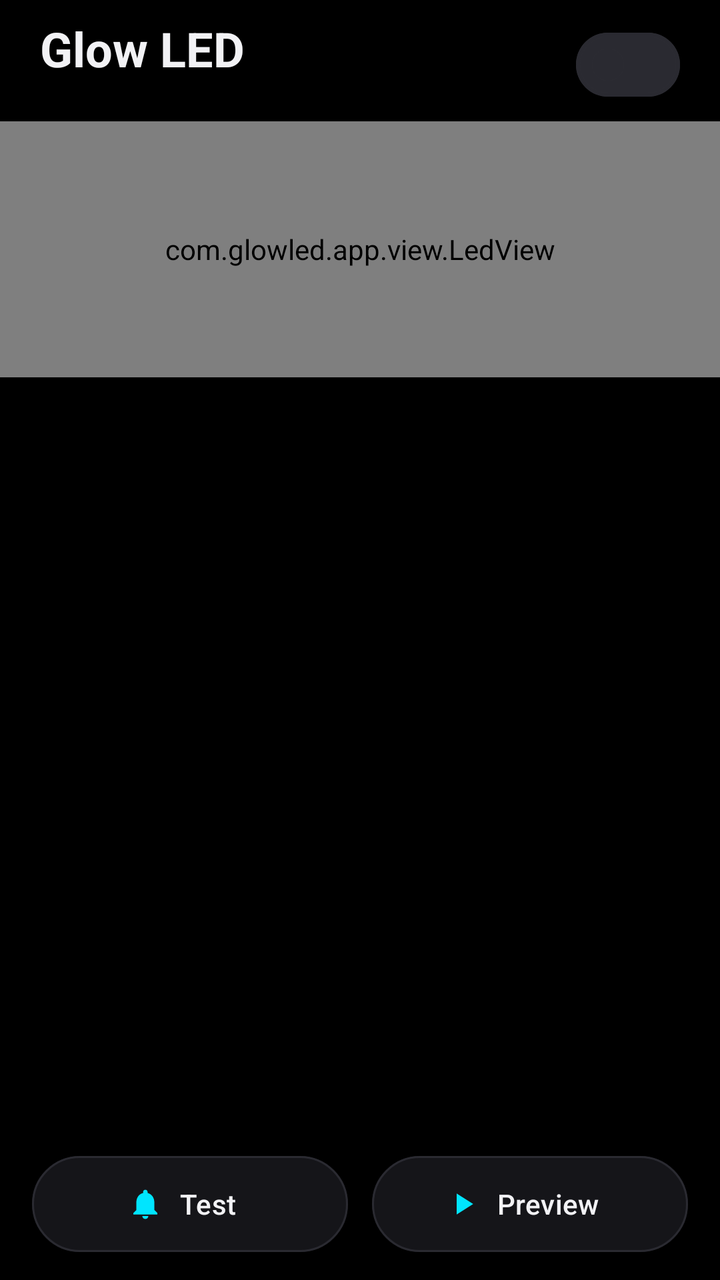
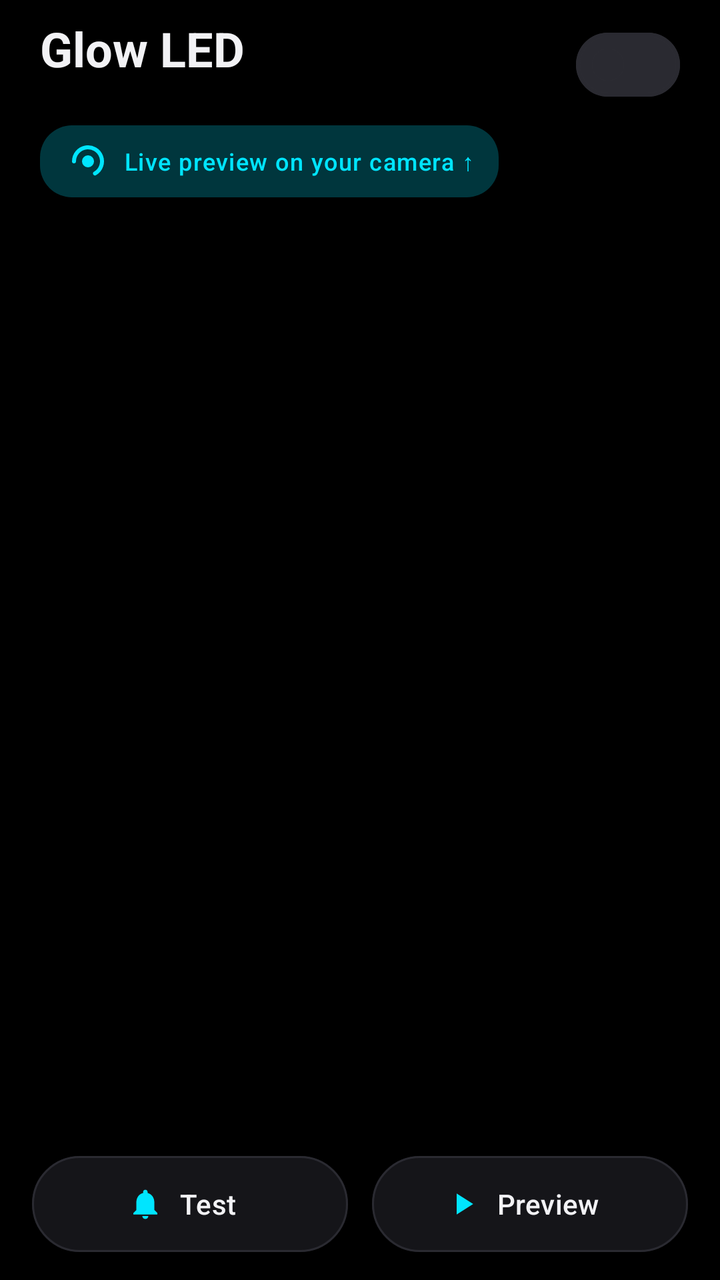

Screens rendered from an Android XML layout before and after an edit, with the pre-edit source and the edit as a unified diff.
<!-- AndroidManifest.xml: application theme Theme.GlowLED -->
<!-- res/layout/activity_main.xml -->
<?xml version="1.0" encoding="utf-8"?>
<LinearLayout xmlns:android="http://schemas.android.com/apk/res/android"
    xmlns:app="http://schemas.android.com/apk/res-auto"
    android:id="@+id/root"
    android:layout_width="match_parent"
    android:layout_height="match_parent"
    android:background="@color/black"
    android:orientation="vertical">

    
    <LinearLayout
        android:id="@+id/header"
        android:layout_width="match_parent"
        android:layout_height="wrap_content"
        android:gravity="center_vertical"
        android:orientation="horizontal"
        android:paddingHorizontal="20dp"
        android:paddingTop="8dp"
        android:paddingBottom="4dp">

        <LinearLayout
            android:layout_width="0dp"
            android:layout_height="wrap_content"
            android:layout_weight="1"
            android:orientation="vertical">

            <TextView
                android:layout_width="wrap_content"
                android:layout_height="wrap_content"
                android:text="@string/app_name"
                android:textAppearance="?attr/textAppearanceHeadlineSmall"
                android:textColor="@color/text_primary"
                android:textStyle="bold" />

            <TextView
                android:id="@+id/status"
                android:layout_width="wrap_content"
                android:layout_height="wrap_content"
                android:ellipsize="end"
                android:maxLines="1"
                android:textAppearance="?attr/textAppearanceBodySmall"
                android:textColor="@color/text_secondary" />
        </LinearLayout>

        <com.google.android.material.materialswitch.MaterialSwitch
            android:id="@+id/master"
            android:layout_width="wrap_content"
            android:layout_height="wrap_content"
            android:contentDescription="@string/master_on" />
    </LinearLayout>

    
    <FrameLayout
        android:id="@+id/heroFrame"
        android:layout_width="match_parent"
        android:layout_height="128dp"
        android:background="@drawable/hero_bg">

        <View
            android:id="@+id/heroLens"
            android:layout_width="40dp"
            android:layout_height="40dp"
            android:layout_gravity="center"
            android:background="@drawable/lens" />

        <com.glowled.app.view.LedView
            android:id="@+id/hero"
            android:layout_width="match_parent"
            android:layout_height="match_parent" />
    </FrameLayout>

    <com.google.android.material.tabs.TabLayout
        android:id="@+id/tabs"
        android:layout_width="match_parent"
        android:layout_height="48dp"
        android:background="@color/black"
        app:tabGravity="start"
        app:tabIndicator="@drawable/tab_indicator"
        app:tabIndicatorColor="@color/accent"
        app:tabIndicatorFullWidth="false"
        app:tabIndicatorHeight="3dp"
        app:tabMode="scrollable"
        app:tabPaddingEnd="14dp"
        app:tabPaddingStart="14dp"
        app:tabRippleColor="@color/accent_dim"
        app:tabSelectedTextColor="@color/accent"
        app:tabTextAppearance="?attr/textAppearanceTitleSmall"
        app:tabTextColor="@color/text_secondary" />

    <androidx.viewpager2.widget.ViewPager2
        android:id="@+id/pager"
        android:layout_width="match_parent"
        android:layout_height="0dp"
        android:layout_weight="1" />

    
    <LinearLayout
        android:id="@+id/dock"
        android:layout_width="match_parent"
        android:layout_height="wrap_content"
        android:background="@color/black"
        android:orientation="horizontal"
        android:paddingHorizontal="16dp"
        android:paddingTop="8dp"
        android:paddingBottom="10dp">

        <com.google.android.material.button.MaterialButton
            android:id="@+id/btnTest"
            style="@style/GlowDockButton"
            android:layout_width="0dp"
            android:layout_height="56dp"
            android:layout_marginEnd="6dp"
            android:layout_weight="1"
            android:text="@string/action_test_short"
            app:icon="@drawable/ic_bell" />

        <com.google.android.material.button.MaterialButton
            android:id="@+id/btnPreview"
            style="@style/GlowDockButton"
            android:layout_width="0dp"
            android:layout_height="56dp"
            android:layout_marginStart="6dp"
            android:layout_weight="1"
            android:text="@string/action_preview"
            app:icon="@drawable/ic_play" />
    </LinearLayout>
</LinearLayout>
<!-- resources referenced by this layout -->
<resources>
  <color name="accent">#FF00E5FF</color>
  <color name="accent_dim">#FF00363D</color>
  <color name="black">#FF000000</color>
  <color name="text_primary">#FFF2F2F5</color>
  <color name="text_secondary">#FF9A9AA6</color>
  <!-- drawable hero_bg (drawable) -->
  <?xml version="1.0" encoding="utf-8"?>
  <shape xmlns:android="http://schemas.android.com/apk/res/android">
      <gradient
          android:type="radial"
          android:centerX="0.5"
          android:centerY="0.42"
          android:gradientRadius="62%p"
          android:startColor="#2200E5FF"
          android:centerColor="#0A00E5FF"
          android:endColor="#00000000" />
  </shape>
  <!-- drawable ic_bell (drawable) -->
  <?xml version="1.0" encoding="utf-8"?>
  <vector xmlns:android="http://schemas.android.com/apk/res/android"
      android:width="24dp" android:height="24dp"
      android:viewportWidth="24" android:viewportHeight="24"
      android:tint="?attr/colorControlNormal">
      <path android:fillColor="#FFFFFF" android:pathData="M12,22c1.1,0 2,-0.9 2,-2h-4c0,1.1 0.89,2 2,2zM18,16v-5c0,-3.07 -1.64,-5.64 -4.5,-6.32V4c0,-0.83 -0.67,-1.5 -1.5,-1.5s-1.5,0.67 -1.5,1.5v0.68C7.63,5.36 6,7.92 6,11v5l-2,2v1h16v-1l-2,-2z" />
  </vector>
  <!-- drawable ic_play (drawable) -->
  <?xml version="1.0" encoding="utf-8"?>
  <vector xmlns:android="http://schemas.android.com/apk/res/android"
      android:width="24dp" android:height="24dp"
      android:viewportWidth="24" android:viewportHeight="24"
      android:tint="?attr/colorControlNormal">
      <path android:fillColor="#FFFFFF" android:pathData="M8,5v14l11,-7z" />
  </vector>
  <!-- drawable lens (drawable) -->
  <?xml version="1.0" encoding="utf-8"?>
  <vector xmlns:android="http://schemas.android.com/apk/res/android"
      android:width="48dp" android:height="48dp"
      android:viewportWidth="48" android:viewportHeight="48">
      <path android:fillColor="#FF16161B" android:pathData="M24,24m-24,0a24,24 0,1 1,48 0a24,24 0,1 1,-48 0" />
      <path android:fillColor="#FF060608" android:pathData="M24,24m-14,0a14,14 0,1 1,28 0a14,14 0,1 1,-28 0" />
      <path android:fillColor="#5500E5FF" android:pathData="M19.5,19.5m-4,0a4,4 0,1 1,8 0a4,4 0,1 1,-8 0" />
  </vector>
  <!-- drawable tab_indicator (drawable) -->
  <?xml version="1.0" encoding="utf-8"?>
  <shape xmlns:android="http://schemas.android.com/apk/res/android">
      <corners android:radius="3dp" />
      <solid android:color="@android:color/white" />
  </shape>
  <string name="action_preview">Preview</string>
  <string name="action_test_short">Test</string>
  <string name="app_name">Glow LED</string>
  <string name="master_on">Glow LED is on</string>
  <style name="GlowDockButton" parent="Widget.Material3.Button.TonalButton.Icon">
          <item name="backgroundTint">@color/surface_high</item>
          <item name="android:textColor">@color/text_primary</item>
          <item name="iconTint">@color/accent</item>
          <item name="iconGravity">textStart</item>
          <item name="cornerRadius">28dp</item>
          <item name="android:textAppearance">?attr/textAppearanceTitleSmall</item>
          <item name="strokeColor">@color/outline</item>
          <item name="strokeWidth">1dp</item>
      </style>
  <color name="surface_high">#FF151519</color>
  <color name="outline">#FF2A2A31</color>
  <color name="surface">#FF0B0B0D</color>
  <style name="GlowCard" parent="Widget.Material3.CardView.Filled">
          <item name="cardBackgroundColor">@color/surface</item>
          <item name="cardCornerRadius">24dp</item>
          <item name="strokeWidth">0dp</item>
      </style>
  <style name="GlowShapeLarge" parent="">
          <item name="cornerFamily">rounded</item>
          <item name="cornerSize">24dp</item>
      </style>
  <!-- unchanged entries left out for length: 1 -->
</resources>

<!-- the commit's change to res/layout/activity_main.xml (unified diff, before → after) -->
@@ -50,24 +50,23 @@
     </LinearLayout>
 
     
-    <FrameLayout
-        android:id="@+id/heroFrame"
-        android:layout_width="match_parent"
-        android:layout_height="128dp"
-        android:background="@drawable/hero_bg">
-
-        <View
-            android:id="@+id/heroLens"
-            android:layout_width="40dp"
-            android:layout_height="40dp"
-            android:layout_gravity="center"
-            android:background="@drawable/lens" />
-
-        <com.glowled.app.view.LedView
-            android:id="@+id/hero"
-            android:layout_width="match_parent"
-            android:layout_height="match_parent" />
-    </FrameLayout>
+    <TextView
+        android:id="@+id/previewHint"
+        android:layout_width="wrap_content"
+        android:layout_height="wrap_content"
+        android:layout_marginStart="20dp"
+        android:layout_marginTop="2dp"
+        android:layout_marginBottom="6dp"
+        android:background="@drawable/hint_pill"
+        android:drawablePadding="6dp"
+        android:gravity="center_vertical"
+        android:paddingHorizontal="12dp"
+        android:paddingVertical="6dp"
+        android:text="@string/preview_on_camera"
+        android:textAppearance="?attr/textAppearanceLabelMedium"
+        android:textColor="@color/accent"
+        app:drawableStartCompat="@drawable/ic_camera_ring"
+        app:drawableTint="@color/accent" />
 
     <com.google.android.material.tabs.TabLayout
         android:id="@+id/tabs"
<!-- resource entries referenced after the edit -->
@@ -5,17 +5,11 @@
   <color name="black">#FF000000</color>
   <color name="text_primary">#FFF2F2F5</color>
   <color name="text_secondary">#FF9A9AA6</color>
-  <!-- drawable hero_bg (drawable) -->
+  <!-- drawable hint_pill (drawable) -->
   <?xml version="1.0" encoding="utf-8"?>
   <shape xmlns:android="http://schemas.android.com/apk/res/android">
-      <gradient
-          android:type="radial"
-          android:centerX="0.5"
-          android:centerY="0.42"
-          android:gradientRadius="62%p"
-          android:startColor="#2200E5FF"
-          android:centerColor="#0A00E5FF"
-          android:endColor="#00000000" />
+      <solid android:color="@color/accent_dim" />
+      <corners android:radius="16dp" />
   </shape>
   <!-- drawable ic_bell (drawable) -->
   <?xml version="1.0" encoding="utf-8"?>
@@ -25,6 +19,16 @@
       android:tint="?attr/colorControlNormal">
       <path android:fillColor="#FFFFFF" android:pathData="M12,22c1.1,0 2,-0.9 2,-2h-4c0,1.1 0.89,2 2,2zM18,16v-5c0,-3.07 -1.64,-5.64 -4.5,-6.32V4c0,-0.83 -0.67,-1.5 -1.5,-1.5s-1.5,0.67 -1.5,1.5v0.68C7.63,5.36 6,7.92 6,11v5l-2,2v1h16v-1l-2,-2z" />
   </vector>
+  <!-- drawable ic_camera_ring (drawable) -->
+  <?xml version="1.0" encoding="utf-8"?>
+  <vector xmlns:android="http://schemas.android.com/apk/res/android"
+      android:width="24dp" android:height="24dp"
+      android:viewportWidth="24" android:viewportHeight="24">
+      <path android:strokeColor="#FFFFFF" android:strokeWidth="2" android:strokeLineCap="round"
+          android:pathData="M5,12 A7,7 0 1,1 15.5,18.06" />
+      <path android:fillColor="#FFFFFF"
+          android:pathData="M12,12m-3,0a3,3 0,1 1,6 0a3,3 0,1 1,-6 0" />
+  </vector>
   <!-- drawable ic_play (drawable) -->
   <?xml version="1.0" encoding="utf-8"?>
   <vector xmlns:android="http://schemas.android.com/apk/res/android"
@@ -32,15 +36,6 @@
       android:viewportWidth="24" android:viewportHeight="24"
       android:tint="?attr/colorControlNormal">
       <path android:fillColor="#FFFFFF" android:pathData="M8,5v14l11,-7z" />
-  </vector>
-  <!-- drawable lens (drawable) -->
-  <?xml version="1.0" encoding="utf-8"?>
-  <vector xmlns:android="http://schemas.android.com/apk/res/android"
-      android:width="48dp" android:height="48dp"
-      android:viewportWidth="48" android:viewportHeight="48">
-      <path android:fillColor="#FF16161B" android:pathData="M24,24m-24,0a24,24 0,1 1,48 0a24,24 0,1 1,-48 0" />
-      <path android:fillColor="#FF060608" android:pathData="M24,24m-14,0a14,14 0,1 1,28 0a14,14 0,1 1,-28 0" />
-      <path android:fillColor="#5500E5FF" android:pathData="M19.5,19.5m-4,0a4,4 0,1 1,8 0a4,4 0,1 1,-8 0" />
   </vector>
   <!-- drawable tab_indicator (drawable) -->
   <?xml version="1.0" encoding="utf-8"?>
@@ -52,6 +47,7 @@
   <string name="action_test_short">Test</string>
   <string name="app_name">Glow LED</string>
   <string name="master_on">Glow LED is on</string>
+  <string name="preview_on_camera">Live preview on your camera ↑</string>
   <style name="GlowDockButton" parent="Widget.Material3.Button.TonalButton.Icon">
           <item name="backgroundTint">@color/surface_high</item>
           <item name="android:textColor">@color/text_primary</item>
